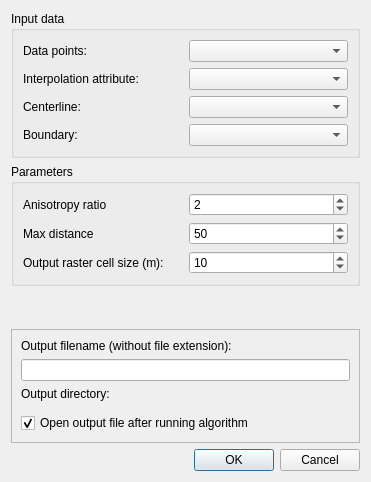
Old version of the form BathyFlowDEM_dialog_base.ui in the repository melindafemminis/BathyFlowDEM.
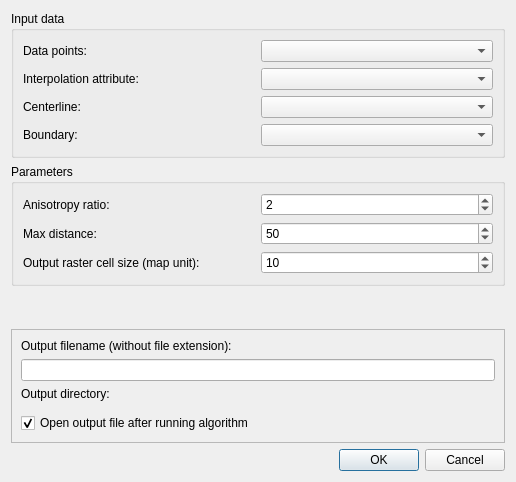
New version of the form. Custom widgets are drawn as their Qt base class.

The edit to the form file:
```diff
--- a/BathyFlowDEM_dialog_base.ui
+++ b/BathyFlowDEM_dialog_base.ui
@@ -6,7 +6,7 @@
    <rect>
     <x>0</x>
     <y>0</y>
-    <width>371</width>
+    <width>516</width>
     <height>482</height>
    </rect>
   </property>
@@ -102,7 +102,7 @@
         <item>
          <widget class="QLabel" name="label_10">
           <property name="text">
-           <string>Anisotropy ratio</string>
+           <string>Anisotropy ratio:</string>
           </property>
          </widget>
         </item>
@@ -111,6 +111,9 @@
           <property name="frame">
            <bool>true</bool>
           </property>
+          <property name="minimum">
+           <number>1</number>
+          </property>
           <property name="singleStep">
            <number>1</number>
           </property>
@@ -126,7 +129,7 @@
         <item>
          <widget class="QLabel" name="label_12">
           <property name="text">
-           <string>Max distance</string>
+           <string>Max distance:</string>
           </property>
          </widget>
         </item>
@@ -147,7 +150,7 @@
         <item>
          <widget class="QLabel" name="label_6">
           <property name="text">
-           <string>Output raster cell size (m):</string>
+           <string>Output raster cell size (map unit):</string>
           </property>
          </widget>
         </item>
```
Left out of the diff: 12 changed lines with no effect on the pictures.
